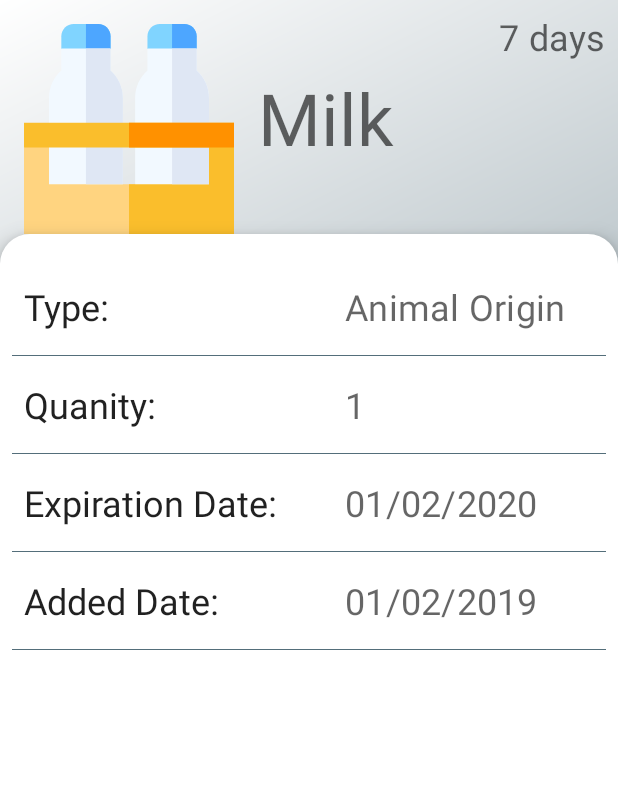
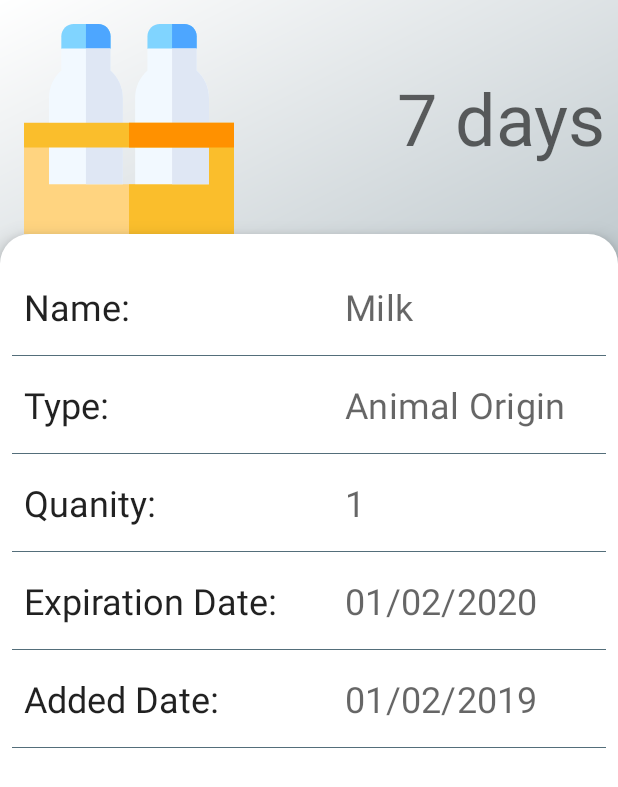
Before and after one commit to Belohun/Scheduled-Fridge, an Android app: the fragment ProductDetailsFragment shown on its own in the app's theme, on a phone screen of 412 x 824 dp. Shown: the top 787 px of the screen. Run offline under Robolectric (Android 15) with nearby library versions, the phone set to English and light mode, and no system bars; Roboto replaces fonts that are not available here.

Commit message:
Added:Enter/Exit animations of ProductDetailsFragment.kt

```diff
--- a/app/src/main/java/com/example/scheduledfridge/functions/productViewFunctions.kt
+++ b/app/src/main/java/com/example/scheduledfridge/functions/productViewFunctions.kt
@@ -37,6 +37,10 @@ class productViewFunctions {
            "Spices"->{
                imageView.setImageDrawable(ContextCompat.getDrawable(context!!, R.drawable.ic_spices))
            }
+           "Meat"->{
+               imageView.setImageDrawable(ContextCompat.getDrawable(context!!, R.drawable.ic_meat))
+           }
+
            "Others"->{
                imageView.setImageDrawable(ContextCompat.getDrawable(context!!, R.drawable.ic_others))
            }
--- a/app/src/main/java/com/example/scheduledfridge/helper/SwipeHelper.kt
+++ /dev/null
@@ -1,4 +0,0 @@
-package com.example.scheduledfridge.helper
-
-class SwipeHelper {
-}
--- a/app/src/main/java/com/example/scheduledfridge/ui/productDetails/ProductDetailsFragment.kt
+++ b/app/src/main/java/com/example/scheduledfridge/ui/productDetails/ProductDetailsFragment.kt
@@ -1,6 +1,8 @@
 package com.example.scheduledfridge.ui.productDetails
 
 import android.os.Bundle
+import androidx.transition.TransitionInflater
+import android.util.Log
 import android.view.LayoutInflater
 import android.view.View
 import android.view.ViewGroup
@@ -9,20 +11,27 @@ import android.widget.TextView
 import androidx.fragment.app.Fragment
 import androidx.fragment.app.activityViewModels
 import androidx.lifecycle.Observer
+import androidx.transition.ChangeBounds
 import com.example.scheduledfridge.R
 import com.example.scheduledfridge.functions.productViewFunctions
+import android.view.animation.AnimationUtils
+import androidx.core.view.ViewCompat
+import java.util.*
 
 class ProductDetailsFragment : Fragment() {
     internal val productDetailsViewModel : ProductDetailsViewModel by activityViewModels()
+    override fun onCreate(savedInstanceState: Bundle?) {
+        super.onCreate(savedInstanceState)
+        sharedElementEnterTransition = TransitionInflater.from(context).inflateTransition(android.R.transition.move)
+    }
     override fun onCreateView(
         inflater: LayoutInflater,
         container: ViewGroup?,
         savedInstanceState: Bundle?
     ): View? {
 
-
-
         val root = inflater.inflate(R.layout.fragment_product_details, container, false)
+        ViewCompat.setTranslationZ(root,100f)
         val nameTextView:TextView = root.findViewById(R.id.productName_TextView_product_details)
         val typeTextView:TextView = root.findViewById(R.id.type_textView_product_details)
         val quanityTextView:TextView = root.findViewById(R.id.quanity_textView_product_details)
@@ -39,12 +48,19 @@ class ProductDetailsFragment : Fragment() {
                 addedDateTextView.text = it.productAdedDate
                 productViewFunctions().setImage(imageView,it,context!!)
                 productViewFunctions().setdaysBetween(daysLeft,context!!,it)
+                imageView.transitionName=it.id.toString()
+                val daysLeftTranistionName = it.id.toString() + "daysLeft"
+                daysLeft.transitionName =daysLeftTranistionName
             }
             })
         return root
     }
-    fun getProductDetailsViewModel(): ProductDetailsViewModel {
-        return productDetailsViewModel
+
+    override fun onDestroy() {
+        super.onDestroy()
+        val view = this.targetFragment
+        val animation = AnimationUtils.loadAnimation(context,R.anim.fade_scale)
 
     }
+
 }
--- /dev/null
+++ b/app/src/main/res/anim/bottom_to_top.xml
@@ -0,0 +1,6 @@
+<set xmlns:android="http://schemas.android.com/apk/res/android"
+     android:shareInterpolator="false">
+  <translate android:fromXDelta="0%" android:toXDelta="0%"
+             android:fromYDelta="100%" android:toYDelta="0%"
+             android:duration="300"/>
+</set>
--- /dev/null
+++ b/app/src/main/res/anim/top_to_bottom.xml
@@ -0,0 +1,6 @@
+<set xmlns:android="http://schemas.android.com/apk/res/android"
+    android:shareInterpolator="false">
+    <translate android:fromXDelta="0%" android:toXDelta="0%"
+        android:fromYDelta="0%" android:toYDelta="100%"
+        android:duration="500"/>
+</set>
--- a/app/src/main/res/layout/fragment_product_details.xml
+++ b/app/src/main/res/layout/fragment_product_details.xml
@@ -14,25 +14,17 @@
         android:src="@drawable/ic_animal_origin"
         android:layout_margin="16dp"
         />
-        <TextView
-            android:id="@+id/productName_TextView_product_details"
-            android:layout_marginLeft="16dp"
-            app:layout_constraintLeft_toRightOf="@id/type_Image_product_details"
-            app:layout_constraintTop_toTopOf="parent"
-            app:layout_constraintBottom_toBottomOf="@id/type_Image_product_details"
-            android:layout_width="wrap_content"
-            android:layout_height="wrap_content"
-            style="@style/TextAppearance.MaterialComponents.Headline3"
-            android:text="Milk" />
+
     <TextView
         android:id="@+id/daysLeft_textView_product_details"
         android:layout_margin="8dp"
         app:layout_constraintTop_toTopOf="parent"
         app:layout_constraintRight_toRightOf="parent"
+        app:layout_constraintBottom_toBottomOf="@id/type_Image_product_details"
         android:layout_width="wrap_content"
         android:layout_height="wrap_content"
         android:text="7 days"
-        style="@style/TextAppearance.MdcTypographyStyles.Headline5"/>
+        style="@style/TextAppearance.MdcTypographyStyles.Headline3"/>
 
     <LinearLayout
         android:elevation="8dp"
@@ -46,11 +38,45 @@
         app:layout_constraintVertical_bias="0.0"
 
         android:background="@drawable/product_details_background">
+
         <LinearLayout
             android:orientation="horizontal"
             android:layout_width="match_parent"
             android:layout_height="wrap_content"
             android:layout_marginTop="32dp"
+            android:layout_marginLeft="16dp">
+            <TextView
+                android:layout_weight="1"
+                android:layout_width="match_parent"
+                android:layout_height="wrap_content"
+                android:text="Name:"
+                style="@style/TextAppearance.MaterialComponents.Headline5"
+                />
+
+            <TextView
+                android:id="@+id/productName_TextView_product_details"
+                style="@style/TextAppearance.MdcTypographyStyles.Headline5"
+                android:layout_width="match_parent"
+                android:layout_height="wrap_content"
+                android:layout_marginLeft="16dp"
+                android:layout_weight="1"
+                android:text="Milk" />
+        </LinearLayout>
+        <ImageView
+            android:layout_marginStart="8dp"
+            android:layout_marginEnd="8dp"
+            android:layout_marginTop="16dp"
+            android:layout_width="match_parent"
+            android:layout_height="wrap_content"
+            android:layout_marginLeft="5dp"
+            android:layout_marginRight="5dp"
+            android:elevation="5dp"
+            android:src="@drawable/bottom_stroke"/>
+        <LinearLayout
+            android:orientation="horizontal"
+            android:layout_width="match_parent"
+            android:layout_height="wrap_content"
+            android:layout_marginTop="16dp"
             android:layout_marginLeft="16dp">
             <TextView
             android:layout_weight="1"
--- a/app/src/main/res/navigation/mobile_navigation.xml
+++ b/app/src/main/res/navigation/mobile_navigation.xml
@@ -12,7 +12,10 @@
         tools:layout="@layout/fragment_home" >
         <action
             android:id="@+id/action_nav_home_to_nav_productDetails"
-            app:destination="@id/nav_productDetails" />
+            app:destination="@id/nav_productDetails"
+            app:enterAnim="@anim/bottom_to_top"
+            app:exitAnim="@anim/top_to_bottom"
+            app:popExitAnim="@anim/top_to_bottom"/>
     </fragment>
 
     <fragment
--- a/app/src/main/res/values/styles.xml
+++ b/app/src/main/res/values/styles.xml
@@ -26,6 +26,7 @@
     <style name="AppTheme.NoActionBar">
         <item name="windowActionBar">false</item>
         <item name="windowNoTitle">true</item>
+        <item name="android:windowContentTransitions">true</item>
     </style>
     <style name="Widget.Button" parent="Widget.MaterialComponents.Button">
         <item name="android:textColor">@color/background</item>
--- a/build.gradle
+++ b/build.gradle
@@ -9,7 +9,7 @@ buildscript {
         jcenter()
     }
     dependencies {
-        classpath "com.android.tools.build:gradle:4.0.0"
+        classpath 'com.android.tools.build:gradle:4.0.1'
         classpath "org.jetbrains.kotlin:kotlin-gradle-plugin:$kotlin_version"
 
         // NOTE: Do not place your application dependencies here; they belong
```
Also changed, not shown: app/src/main/java/com/example/scheduledfridge/ui/home/listOfproductsAdapter.kt (+12 -21 lines), app/src/main/res/drawable/ic_meat.xml (added, +18 -0 lines), app/src/main/res/values/strings.xml (+11 -11 lines).
